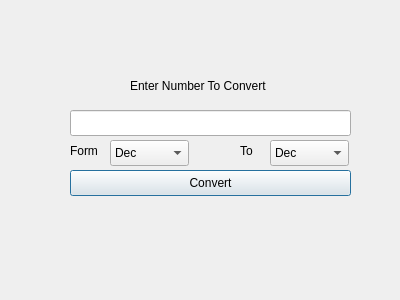
The window that GUI.ui (yasir-dev1/BaseSwitch) describes before a commit, drawn with Qt 5.
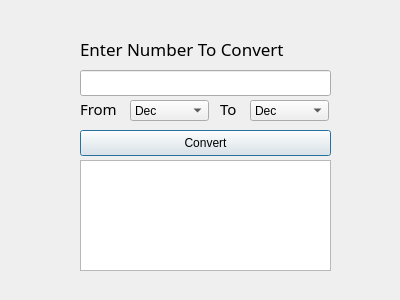
The same window after the commit.

The edit to the form file:
```diff
--- a/GUI.ui
+++ b/GUI.ui
@@ -16,12 +16,18 @@
   <widget class="QLabel" name="label">
    <property name="geometry">
     <rect>
-     <x>130</x>
-     <y>70</y>
-     <width>171</width>
-     <height>31</height>
+     <x>80</x>
+     <y>40</y>
+     <width>221</width>
+     <height>18</height>
     </rect>
    </property>
+   <property name="font">
+    <font>
+     <family>Noto Sans</family>
+     <pointsize>13</pointsize>
+    </font>
+   </property>
    <property name="text">
     <string>Enter Number To Convert</string>
    </property>
@@ -29,76 +35,39 @@
   <widget class="QLineEdit" name="num">
    <property name="geometry">
     <rect>
-     <x>70</x>
-     <y>110</y>
-     <width>281</width>
+     <x>80</x>
+     <y>70</y>
+     <width>251</width>
      <height>26</height>
     </rect>
    </property>
   </widget>
-  <widget class="QPushButton" name="convert">
-   <property name="geometry">
-    <rect>
-     <x>70</x>
-     <y>170</y>
-     <width>281</width>
-     <height>26</height>
-    </rect>
-   </property>
-   <property name="text">
-    <string>Convert</string>
-   </property>
-  </widget>
-  <widget class="QComboBox" name="fromb">
-   <property name="geometry">
-    <rect>
-     <x>110</x>
-     <y>140</y>
-     <width>79</width>
-     <height>26</height>
-    </rect>
-   </property>
-   <item>
-    <property name="text">
-     <string>Dec</string>
-    </property>
-   </item>
-   <item>
-    <property name="text">
-     <string>Hex</string>
-    </property>
-   </item>
-   <item>
-    <property name="text">
-     <string>Oct</string>
-    </property>
-   </item>
-   <item>
-    <property name="text">
-     <string>Bin</string>
-    </property>
-   </item>
-  </widget>
   <widget class="QLabel" name="label_2">
    <property name="geometry">
     <rect>
-     <x>70</x>
-     <y>140</y>
-     <width>41</width>
-     <height>21</height>
+     <x>80</x>
+     <y>100</y>
+     <width>58</width>
+     <height>18</height>
     </rect>
    </property>
+   <property name="font">
+    <font>
+     <family>Noto Sans</family>
+     <pointsize>11</pointsize>
+    </font>
+   </property>
    <property name="text">
-    <string>Form</string>
+    <string>From</string>
    </property>
   </widget>
   <widget class="QComboBox" name="to">
    <property name="geometry">
     <rect>
-     <x>270</x>
-     <y>140</y>
+     <x>130</x>
+     <y>100</y>
      <width>79</width>
-     <height>26</height>
+     <height>21</height>
     </rect>
    </property>
    <item>
@@ -125,27 +94,76 @@
   <widget class="QLabel" name="label_3">
    <property name="geometry">
     <rect>
-     <x>240</x>
-     <y>140</y>
+     <x>220</x>
+     <y>100</y>
      <width>21</width>
-     <height>21</height>
+     <height>18</height>
     </rect>
    </property>
+   <property name="font">
+    <font>
+     <family>Noto Sans</family>
+     <pointsize>11</pointsize>
+    </font>
+   </property>
    <property name="text">
     <string>To</string>
    </property>
   </widget>
-  <widget class="QLabel" name="rs">
+  <widget class="QComboBox" name="to_base">
    <property name="geometry">
     <rect>
-     <x>110</x>
-     <y>210</y>
-     <width>191</width>
-     <height>71</height>
+     <x>250</x>
+     <y>100</y>
+     <width>79</width>
+     <height>21</height>
+    </rect>
+   </property>
+   <item>
+    <property name="text">
+     <string>Dec</string>
+    </property>
+   </item>
+   <item>
+    <property name="text">
+     <string>Hex</string>
+    </property>
+   </item>
+   <item>
+    <property name="text">
+     <string>Oct</string>
+    </property>
+   </item>
+   <item>
+    <property name="text">
+     <string>Bin</string>
+    </property>
+   </item>
+  </widget>
+  <widget class="QPushButton" name="convert_btn">
+   <property name="geometry">
+    <rect>
+     <x>80</x>
+     <y>130</y>
+     <width>251</width>
+     <height>26</height>
     </rect>
    </property>
    <property name="text">
-    <string/>
+    <string>Convert</string>
+   </property>
+  </widget>
+  <widget class="QPlainTextEdit" name="result_te">
+   <property name="geometry">
+    <rect>
+     <x>80</x>
+     <y>160</y>
+     <width>251</width>
+     <height>111</height>
+    </rect>
+   </property>
+   <property name="readOnly">
+    <bool>true</bool>
    </property>
   </widget>
  </widget>
```
Left out of the diff: 4 changed lines with no effect on the pictures.
